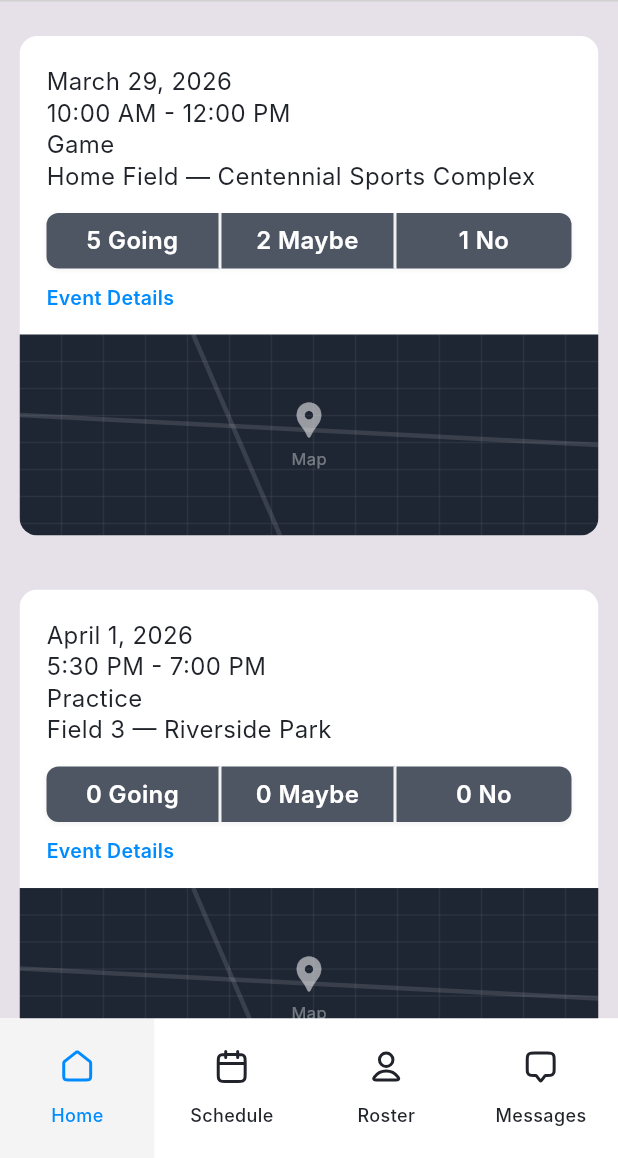
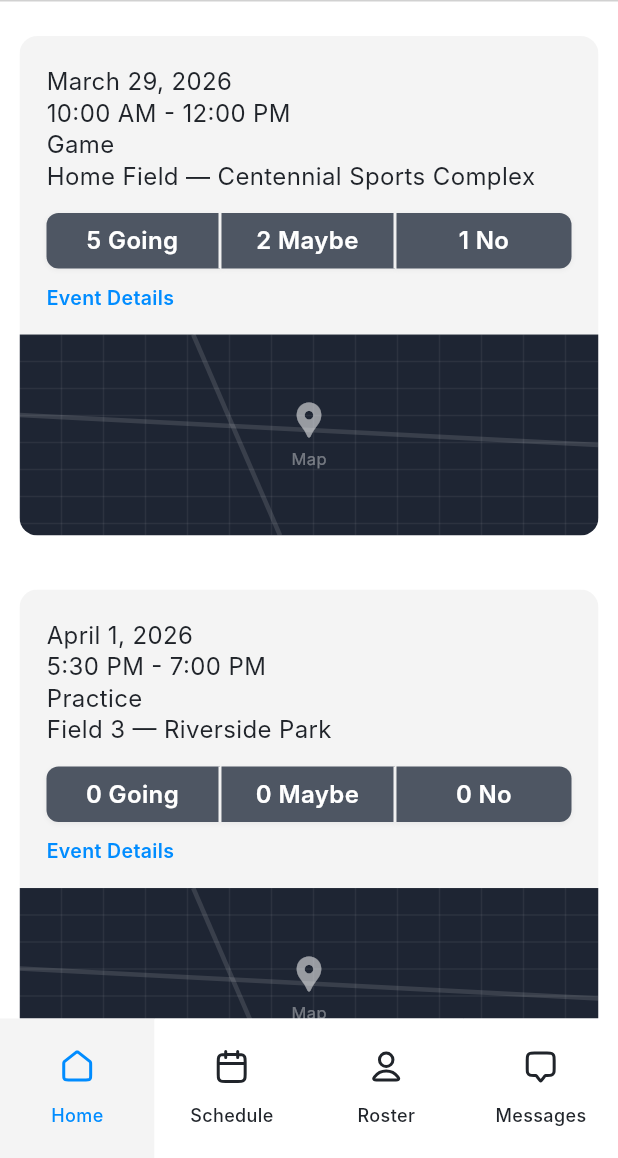
Before and after one commit to cwiservish/club-management-app, a Flutter app: the screen it shows after launch, on a phone screen of 412 x 824 dp, the part 78-1236 px from its top. Run offline on Flutter 3.47's test engine with Material 3 defaults, Android fonts, the phone set to English and light mode, and no system bars; our stand-ins replace dio, flutter_riverpod, flutter_secure_storage, flutter_svg, go_router; Roboto replaces fonts that are missing (Inter).

Commit message:
working on optimizing color

```diff
--- a/lib/app/app.dart
+++ b/lib/app/app.dart
@@ -2,7 +2,7 @@ import 'package:flutter/material.dart';
 import 'package:flutter_riverpod/flutter_riverpod.dart';
 
 import 'theme/app_colors.dart';
-import 'theme/theme_provider.dart';
+import '../core/common_providers/theme_provider.dart';
 import 'router/app_router.dart';
 
 class Playbook365App extends ConsumerWidget {
--- a/lib/app/theme/app_colors.dart
+++ b/lib/app/theme/app_colors.dart
@@ -107,28 +107,28 @@ class AppColors {
     brightness: Brightness.dark,
     background: Color(0xFF191C20),
     card: Color(0xFF2B3038),
-    border: Color(0xFF333842),
-    surface: Color(0xFF1E293B),
+    border: Color(0xFF3D4452),
+    surface: Color(0xFF191C20),
     textPrimary: Color(0xFFFFFFFF),
-    textSecondary: Color(0xB3FFFFFF),
+    textSecondary: Color(0xFF94A3B8),
     primary: Color(0xFF008CFF),
-    primaryLight: Color(0xFFEFF6FF),
+    primaryLight: Color(0xFF0A2540),
     success: Color(0xFF00C853),
-    successLight: Color(0xFFECFDF5),
+    successLight: Color(0xFF0A2E1A),
     warning: Color(0xFFF59E0B),
     error: Color(0xFFFF5252),
     purple: Color(0xFF8B5CF6),
-    purpleLight: Color(0xFFF5F3FF),
+    purpleLight: Color(0xFF1E1040),
     indigo: Color(0xFF6366F1),
     sky: Color(0xFF0EA5E9),
     orange: Color(0xFFF97316),
     teal: Color(0xFF14B8A6),
     white: Color(0xFFFFFFFF),
-    gray100: Color(0xFFF3F4F6),
-    gray300: Color(0xFFD1D5DB),
-    gray400: Color(0xFF9CA3AF),
-    gray500: Color(0xFF6B7280),
-    gray700: Color(0xFF374151),
-    gray900: Color(0xFF111827),
+    gray100: Color(0xFF252B35),
+    gray300: Color(0xFF475569),
+    gray400: Color(0xFF64748B),
+    gray500: Color(0xFF94A3B8),
+    gray700: Color(0xFFCBD5E1),
+    gray900: Color(0xFFF1F5F9),
   );
 }
--- a/lib/core/widgets/shared_widgets.dart
+++ b/lib/core/widgets/shared_widgets.dart
@@ -3,7 +3,7 @@ import 'package:go_router/go_router.dart';
 import '../../app/router/app_routes.dart';
 import '../../app/theme/app_colors.dart';
 import '../../app/theme/app_text_styles.dart';
-import '../../app/theme/theme_provider.dart';
+import '../common_providers/theme_provider.dart';
 import '../models/roster_member.dart';
 import '../constants/app_assets.dart';
 import 'custom_svg_icon.dart';
@@ -143,7 +143,7 @@ class AppHeader extends StatelessWidget {
            Spacer(),
           InkWell(
             onTap: (){
-              themeModeProvider.
+              toggleAppTheme();
             },
             child: const CustomSvgIcon(
               assetPath: AppAssets.plusIcon,
--- a/lib/features/home/pages/home_page.dart
+++ b/lib/features/home/pages/home_page.dart
@@ -1,5 +1,7 @@
 import 'package:flutter/material.dart';
 import 'package:flutter_riverpod/flutter_riverpod.dart';
+import '../../../app/theme/app_colors.dart';
+import '../../../app/theme/app_text_styles.dart';
 import '../../../core/widgets/shared_widgets.dart';
 import '../providers/home_provider.dart';
 import '../widgets/home_card.dart';
@@ -12,11 +14,10 @@ class HomeScreen extends ConsumerWidget {
 
   @override
   Widget build(BuildContext context, WidgetRef ref) {
-    final colorScheme = Theme.of(context).colorScheme;
-    final viewModels  = ref.watch(homeProvider).viewModels;
+    final viewModels = ref.watch(homeProvider).viewModels;
 
     return Scaffold(
-      backgroundColor: colorScheme.surfaceContainerHighest,
+      backgroundColor: AppColors.current.surface,
       body: SafeArea(
         child: Column(
           children: [
@@ -46,7 +47,6 @@ class HomeScreen extends ConsumerWidget {
 class _EmptyState extends StatelessWidget {
   @override
   Widget build(BuildContext context) {
-    final colorScheme = Theme.of(context).colorScheme;
     return Center(
       child: Column(
         mainAxisSize: MainAxisSize.min,
@@ -54,14 +54,13 @@ class _EmptyState extends StatelessWidget {
           Icon(
             Icons.event_busy_outlined,
             size:  48,
-            color: colorScheme.onSurface.withValues(alpha: 0.25),
+            color: AppColors.current.textPrimary.withValues(alpha: 0.25),
           ),
           const SizedBox(height: 16),
           Text(
             'No events yet',
-            style: TextStyle(
-              color: colorScheme.onSurface.withValues(alpha: 0.45),
-              fontSize: 15,
+            style: AppTextStyles.body16.copyWith(
+              color: AppColors.current.textPrimary.withValues(alpha: 0.45),
             ),
           ),
         ],
--- a/lib/features/home/widgets/home_card.dart
+++ b/lib/features/home/widgets/home_card.dart
@@ -30,7 +30,7 @@ class HomeCard extends ConsumerWidget {
             children: [
               Container(
                 width: double.infinity,
-                color: AppColors.current.surface,
+                color: AppColors.current.card,
                 padding: const EdgeInsets.fromLTRB(18, 20, 18, 16),
                 child: Column(
                   crossAxisAlignment: CrossAxisAlignment.start,
```
Also changed, not shown: lib/app/theme/theme_provider.dart (deleted, +0 -20 lines), lib/core/common_providers/theme_provider.dart (added, +32 -0 lines).
